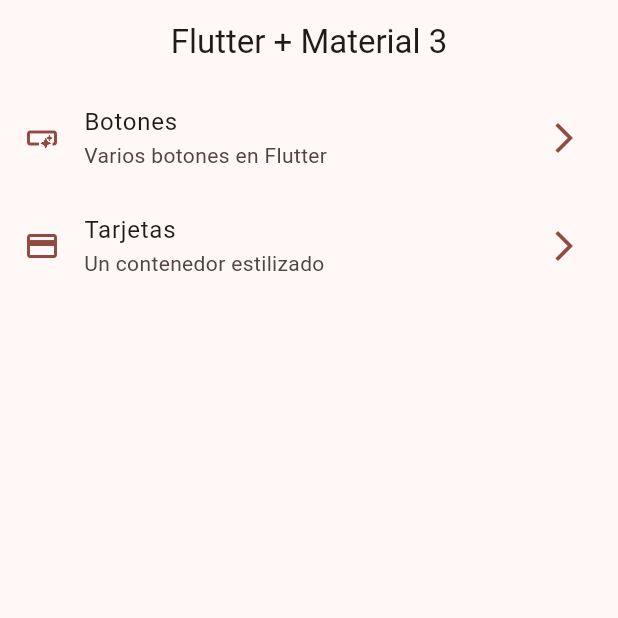
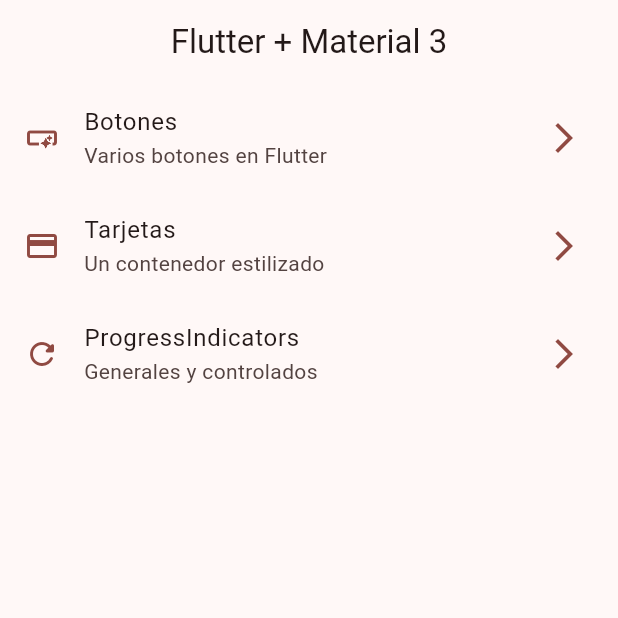
Before and after one commit to JesusDSaavedra/widgets_app, a Flutter app: the screen it shows after launch, on a phone screen of 412 x 824 dp, the top half of it. Run offline on Flutter 3.47's test engine with Material 3 defaults, Android fonts, the phone set to English and light mode, and no system bars; our stand-ins replace go_router.

Commit message:
feat: add ProgressIndicators screen with circular and controlled progress indicators

```diff
--- a/lib/config/menu/menu_items.dart
+++ b/lib/config/menu/menu_items.dart
@@ -27,4 +27,10 @@ const appMenuItems = <MenuItem>[
     link: '/cards',
     icon: Icons.credit_card,
   ),
+  MenuItem(
+    title: 'ProgressIndicators',
+    subtitle: 'Generales y controlados',
+    link: '/progress',
+    icon: Icons.refresh_rounded,
+  ),
 ];
--- a/lib/config/router/app_router.dart
+++ b/lib/config/router/app_router.dart
@@ -25,6 +25,13 @@ final GoRouter appRouter = GoRouter(
             return const ButtonsScreen();
           },
         ),
+        GoRoute(
+          name: ProgressScreen.name,
+          path: 'progress',
+          builder: (BuildContext context, GoRouterState state) {
+            return const ProgressScreen();
+          },
+        ),
       ],
     ),
   ],
```
Also changed, not shown: lib/presentation/screens/progress/progress_screen.dart (+59 -1 lines).
